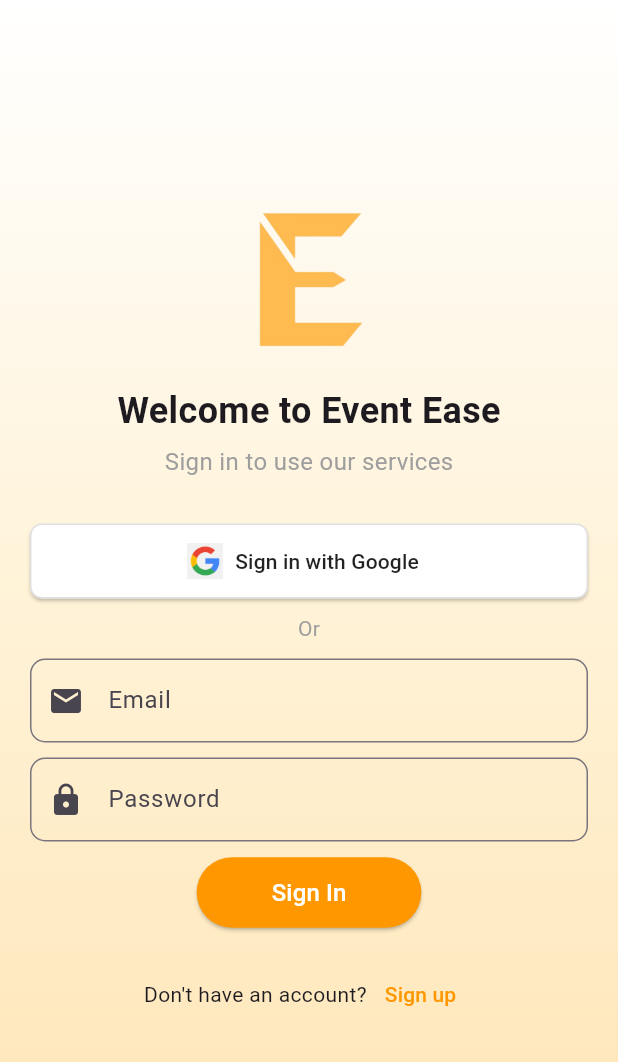
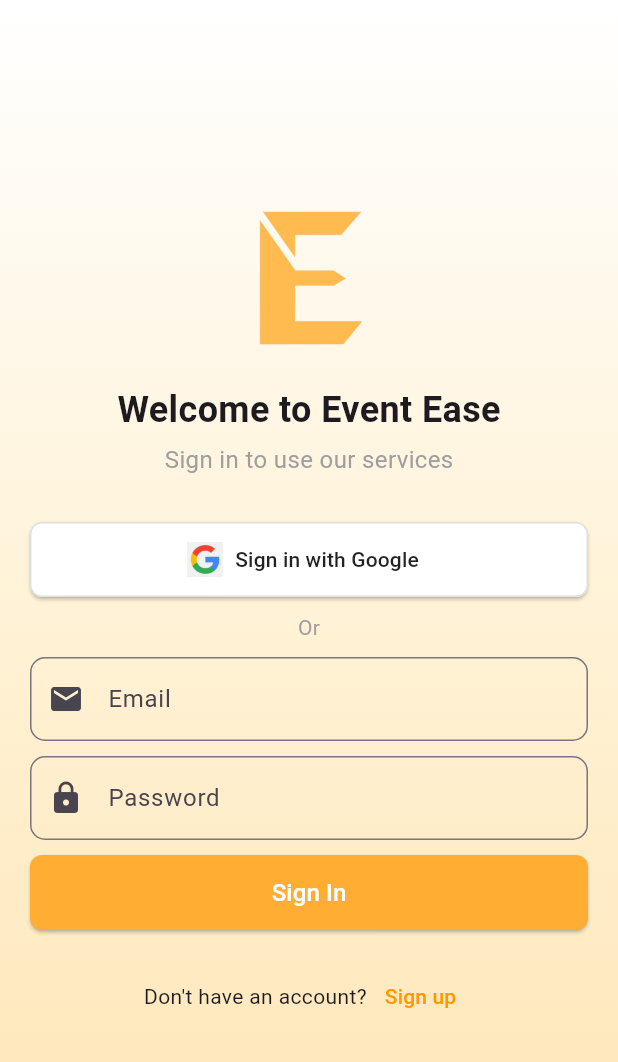
Before and after one commit to Gakwaya011/Event_EASE, a Flutter app: the screen it shows after launch, on a phone screen of 412 x 824 dp. Shown: the top 1062 px of the screen. Run offline on Flutter 3.47's test engine with Material 3 defaults, Android fonts, the phone set to English and light mode, and no system bars; our stand-ins replace firebase_auth, firebase_core, go_router, google_sign_in; accounts and stored records are empty.

Commit message:
login UI updated

```diff
--- a/event_ease/lib/features/auth/presentation/pages/login_page.dart
+++ b/event_ease/lib/features/auth/presentation/pages/login_page.dart
@@ -77,8 +77,12 @@
                     }
                   },
                   style: ElevatedButton.styleFrom(
-                    backgroundColor: Colors.orange,
-                    padding: const EdgeInsets.symmetric(vertical: 12, horizontal: 50),
+                   backgroundColor: const Color(0xFFFFAD33),
+                      foregroundColor: Colors.white,
+                      minimumSize: const Size(double.infinity, 50),
+                      shape: RoundedRectangleBorder(
+                        borderRadius: BorderRadius.circular(8),
+                      ),
                   ),
                   child: const Text("Sign In", style: TextStyle(fontSize: 16, color: Colors.white)),
                 ),
```
